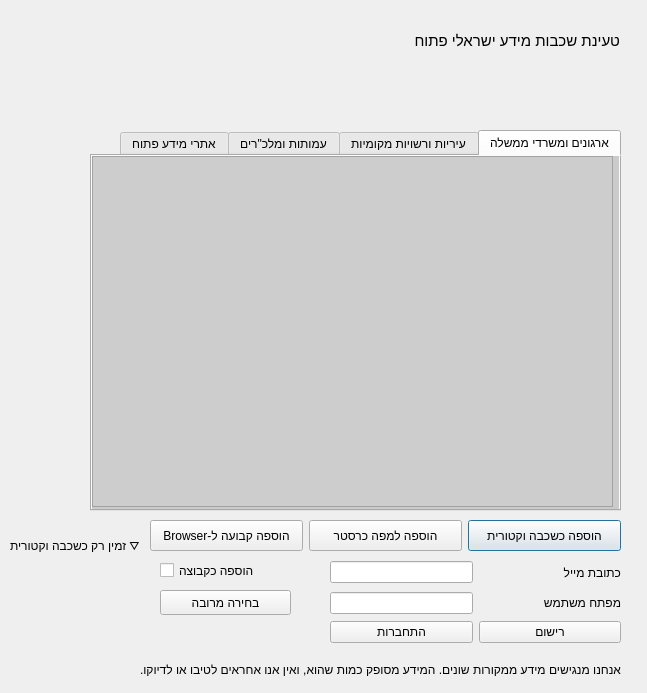
The window that opendata_loader_dialog_base.ui (KaplanOpenSource/qgis-open-data) describes before a commit, drawn with Qt 5.
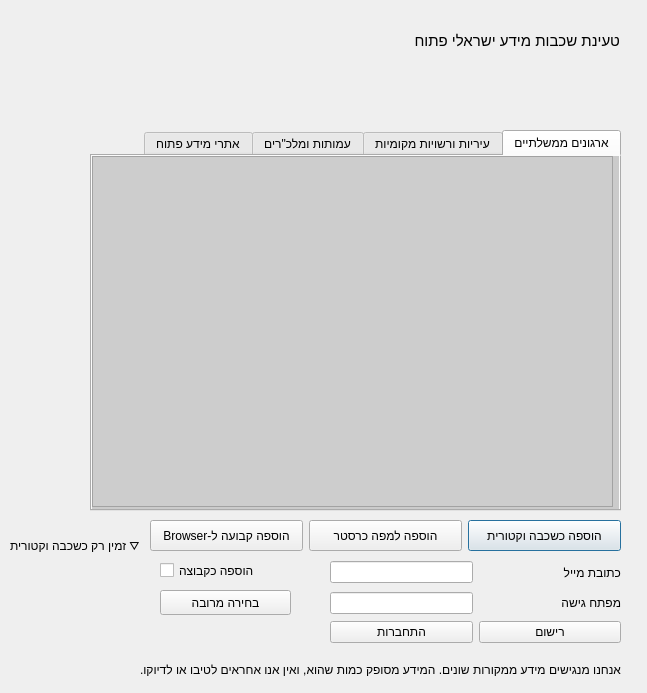
The same window after the commit. Icons and pictures are not drawn.

What changed in the file:
```diff
--- a/opendata_loader_dialog_base.ui
+++ b/opendata_loader_dialog_base.ui
@@ -192,7 +192,7 @@
    </property>
    <widget class="QWidget" name="govTab">
     <attribute name="title">
-     <string>ארגונים ומשרדי ממשלה</string>
+     <string>ארגונים ממשלתיים</string>
     </attribute>
     <widget class="QTreeWidget" name="govTree">
      <property name="geometry">
@@ -686,7 +686,7 @@
          </size>
         </property>
         <property name="text">
-         <string>מפתח משתמש</string>
+         <string>מפתח גישה</string>
         </property>
        </widget>
       </item>
```
